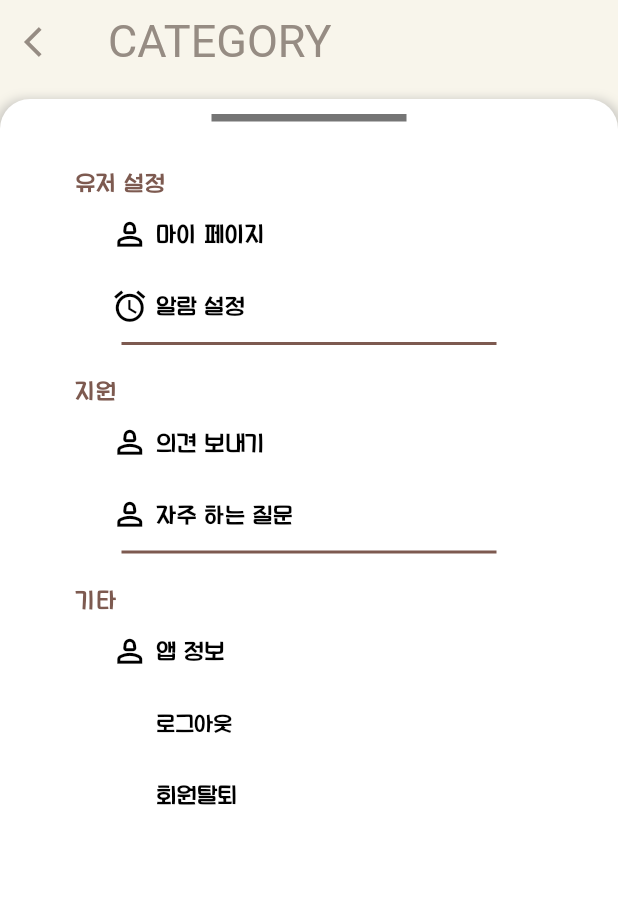
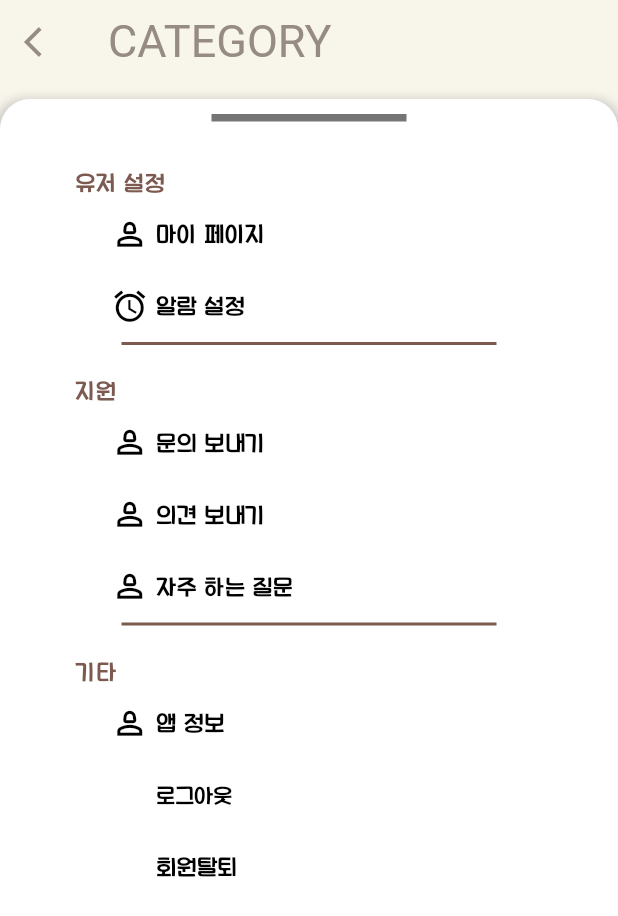
Before and after one commit to Emo-D-Project/Client1, a Flutter app: the category screen opened directly, on a phone screen of 412 x 824 dp. Shown: the top 916 px of the screen. Run offline on Flutter 3.47's test engine with Material 3 defaults, Android fonts, the phone set to English and light mode, and no system bars; our stand-ins replace audioplayers, dio, dotted_border, firebase_core, firebase_messaging, fl_chart and 4 more; missing offline and left inert: flutter_sound, kakao_flutter_sdk; accounts and stored records are empty; network calls fail; Roboto replaces fonts that are missing (kim).

Commit message:
feat. 카테고리 문의 추가

```diff
--- a/lib/category.dart
+++ b/lib/category.dart
@@ -5,6 +5,7 @@ import 'package:flutter/material.dart';
 import 'help.dart';
 import 'mypage.dart';
 import 'opinion.dart';
+import 'question.dart';
 import 'network/api_manager.dart';
 
 class category extends StatefulWidget {
@@ -160,7 +161,31 @@ class _categoryState extends State<category> {
                       child: Text("지원", style: TextStyle(fontSize: 15,
                           fontFamily: 'soojin',
                           color: Color(0xFF7D5A50)))
-                  ), //지원
+                  ),
+                  //지원
+                  SizedBox(
+                    child: ElevatedButton(
+                      style: ElevatedButton.styleFrom(
+                        elevation: 0.0,
+                        backgroundColor: Colors.white,
+                      ),
+                      onPressed: () {
+                        Navigator.push(context,
+                            MaterialPageRoute(builder: (
+                                context) => const question()));
+                      }, //=> FlutterLocalNotification.showNotification(),
+                      child: Row(
+                        children: [
+                          Icon(Icons.person_2_outlined, color: Colors.black,
+                            size: 25,),
+                          SizedBox(width: 5,),
+                          Text("문의 보내기", style: TextStyle(color: Colors.black,
+                              fontSize: 15,
+                              fontFamily: 'soojin')),
+                        ],
+                      ),
+                    ),
+                  ), //의견보내기
                   SizedBox(
                     child: ElevatedButton(
                       style: ElevatedButton.styleFrom(
```
Also changed, not shown: lib/question.dart (added, +33 -0 lines).
